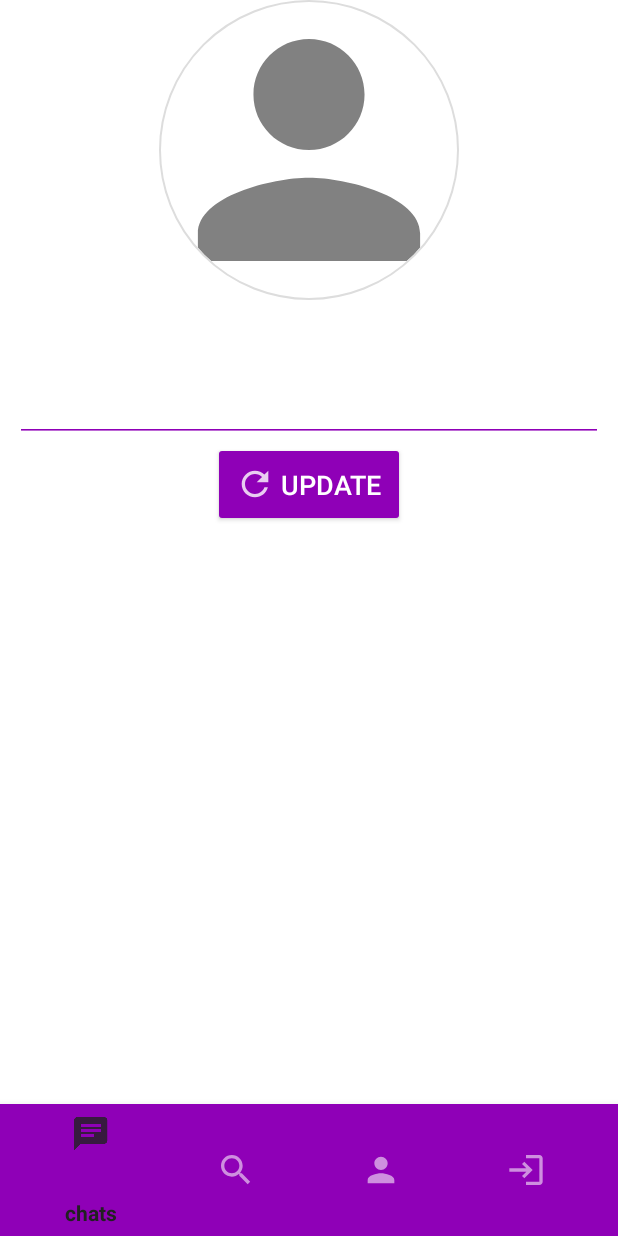
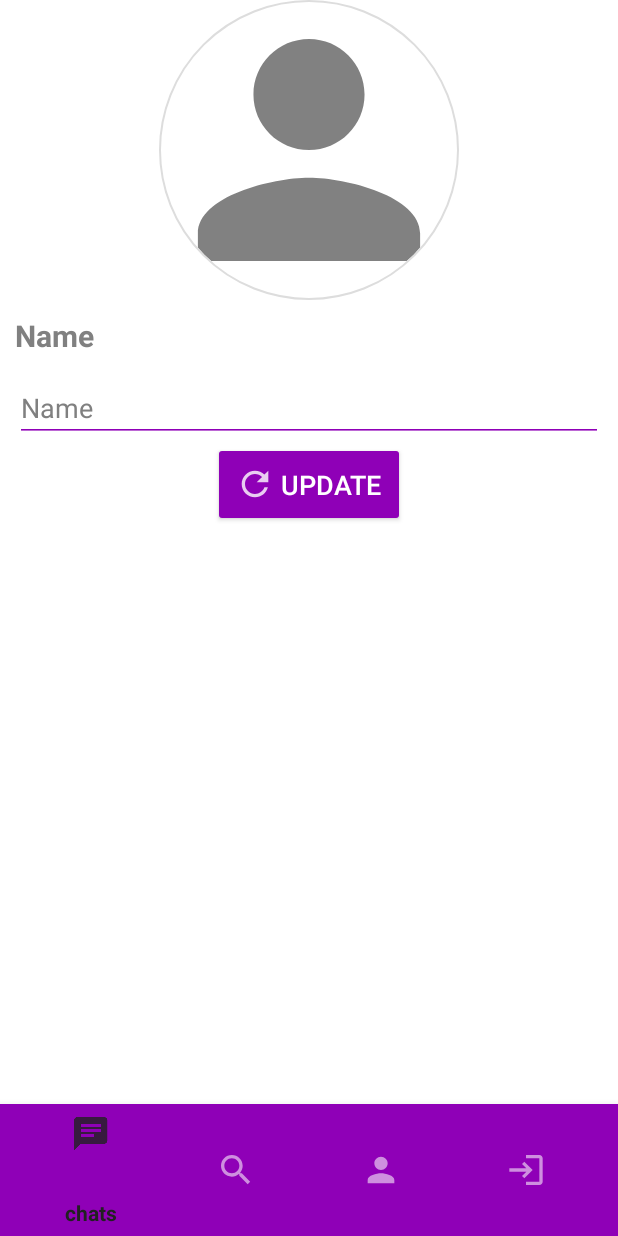
Before and after one commit to kashifisonly1/MC_GroupProject, an Android app: the screen it shows after launch once a user with an empty profile is signed in (MainActivity), item 3 of the bottom bar chosen, on a phone screen of 412 x 824 dp. Run offline under Robolectric (Android 15) with nearby library versions, the phone set to English and light mode, and no system bars; our stand-ins replace Firebase (no records; nobody signed in at launch, a user with empty details on screens opened directly); libraries missing offline, so code that uses them is left out: com.mikhaellopez.circularimageview; plain views replace CircularImageView; pictures from the network do not load.

Commit message:
Update fragment_profile.xml

```diff
--- a/WhatsappClone/app/src/main/res/layout/fragment_profile.xml
+++ b/WhatsappClone/app/src/main/res/layout/fragment_profile.xml
@@ -11,6 +11,7 @@
         android:layout_height="match_parent"
         android:gravity="center|top|center_vertical"
         android:orientation="vertical"
+        android:background="@color/white"
         app:layout_constraintEnd_toEndOf="parent"
         app:layout_constraintStart_toStartOf="parent">
 
@@ -33,7 +34,7 @@
             android:layout_marginRight="10dp"
             android:paddingTop="10dp"
             android:text="Name"
-            android:textColor="@color/white"
+            android:textColor="@color/grey"
             android:textSize="20sp"
             android:textStyle="bold" />
 
@@ -45,8 +46,9 @@
             android:layout_marginRight="10dp"
             android:ems="10"
             android:hint="Name"
+            android:textColorHint="@color/grey"
             android:inputType="textPersonName"
-            android:textColor="@color/white"
+            android:textColor="@color/black"
             android:backgroundTint="#8F00B7"
             android:textColorLink="#8F00B7" />
 
```
